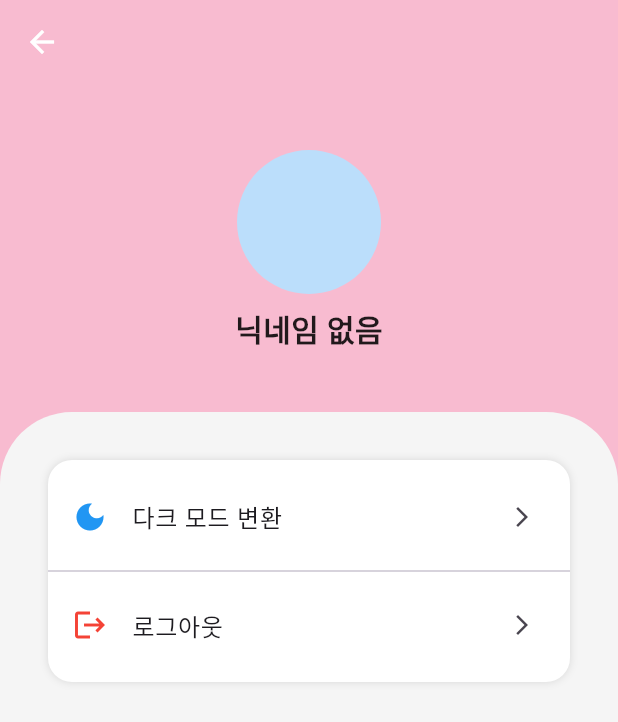
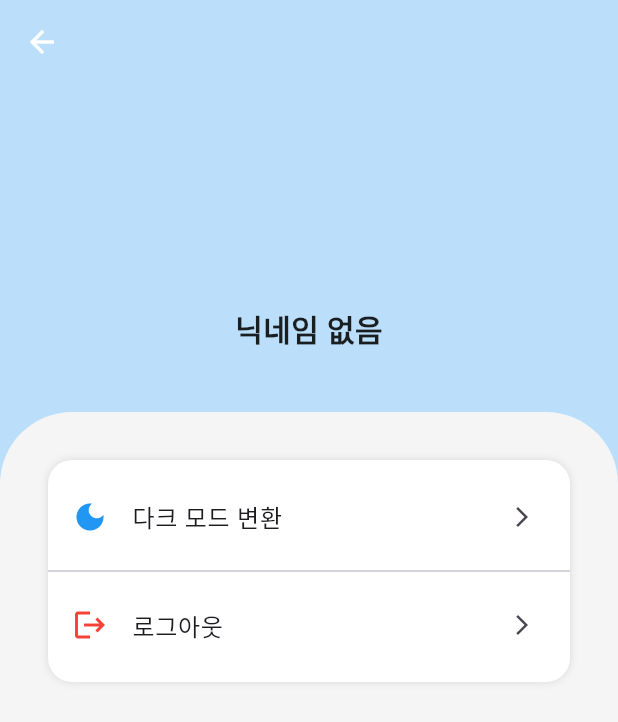
Before and after one commit to Meezzi/with-run-app, a Flutter app: the SettingPage screen opened directly, on a phone screen of 412 x 824 dp. Shown: the top 722 px of the screen. Run offline on Flutter 3.47's test engine with Material 3 defaults, Android fonts, the phone set to English and light mode, and no system bars; our stand-ins replace cloud_firestore, firebase_auth, firebase_core, firebase_storage, flutter_dotenv, flutter_riverpod and 10 more; missing offline and left inert: time_range_picker; accounts and stored records are empty; generated files the repository leaves out were written again; project files that could hold a hidden picture were left out.

Commit message:
design : 배경 화면에 따른 배경색 설정

```diff
--- a/lib/ui/pages/setting/setting_page.dart
+++ b/lib/ui/pages/setting/setting_page.dart
@@ -7,23 +7,16 @@ class SettingPage extends StatelessWidget {
 
   @override
   Widget build(BuildContext context) {
+    final isDarkMode = Theme.of(context).brightness == Brightness.dark;
+
     return Scaffold(
-      backgroundColor: Colors.pink[100],
+      backgroundColor: isDarkMode ? Colors.blue[900] : Colors.blue[100],
       extendBodyBehindAppBar: true,
-      appBar: AppBar(
-        backgroundColor: Colors.transparent,
-        elevation: 0,
-      ),
+      appBar: AppBar(backgroundColor: Colors.transparent),
       body: Column(
         children: const [
-          Flexible(
-            flex: 3,
-            child: ProfileHeader(),
-          ),
-          Flexible(
-            flex: 6,
-            child: SettingBodyContainer(),
-          ),
+          Flexible(flex: 3, child: ProfileHeader()),
+          Flexible(flex: 6, child: SettingBodyContainer()),
         ],
       ),
     );
```
